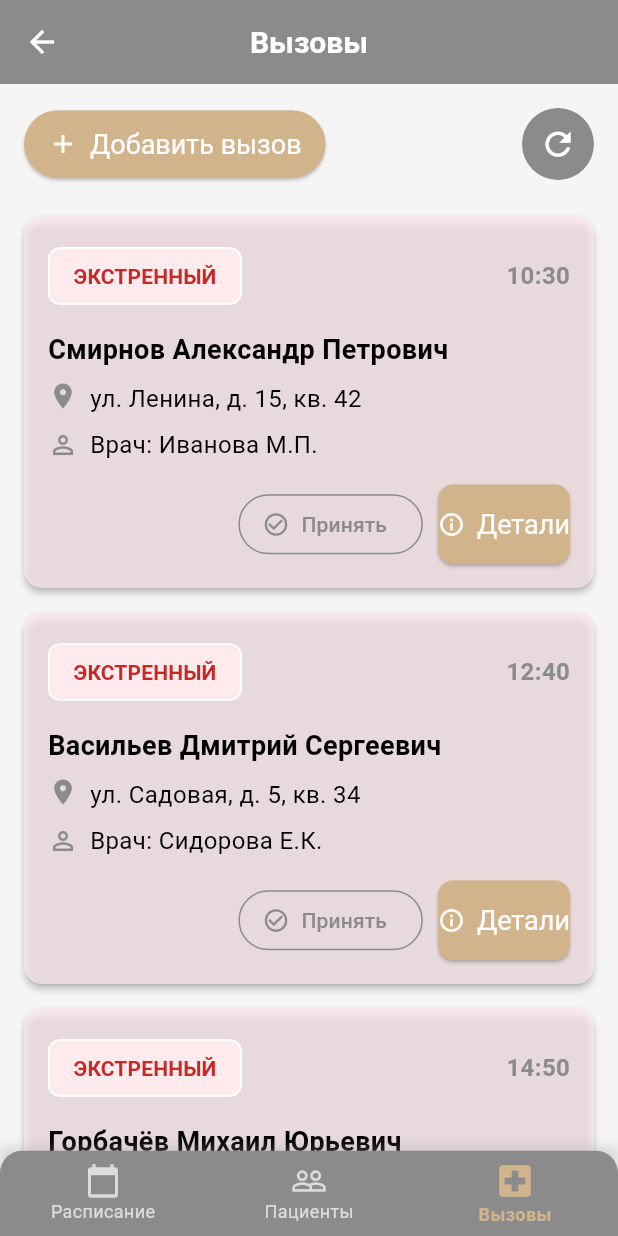
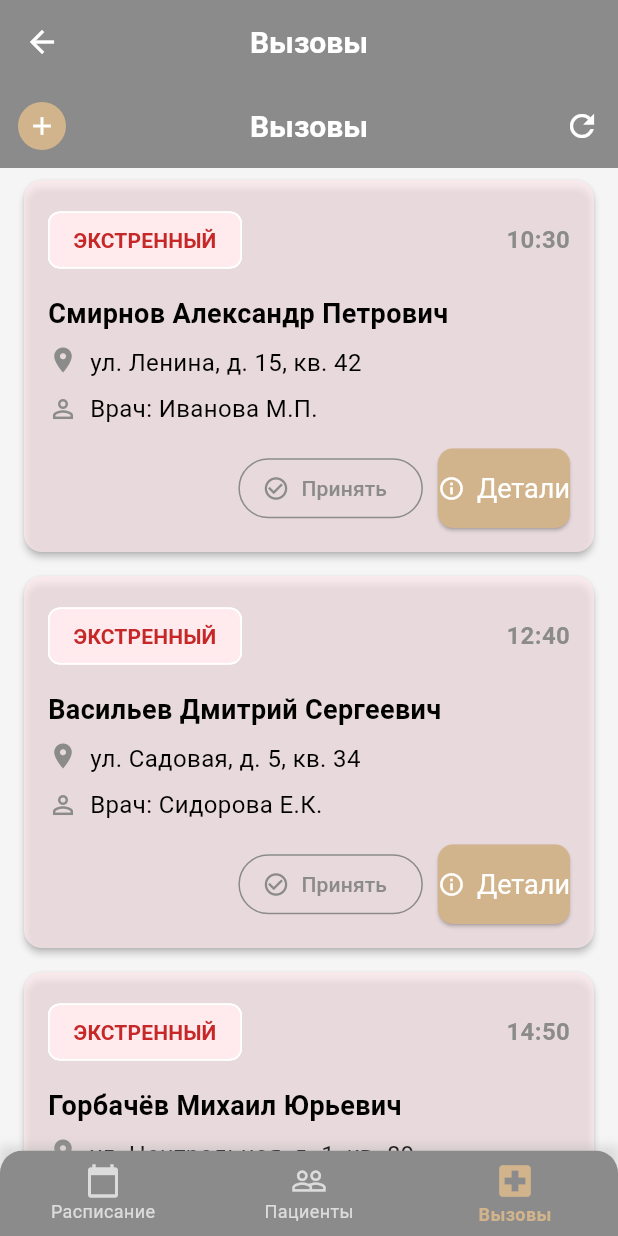
Before and after one commit to AlexanderMorozov1919/mobileapp-frontend, a Flutter app: the MainScreen screen opened by its route, item 3 of the bottom bar chosen, on a phone screen of 412 x 824 dp. Run offline on Flutter 3.47's test engine with Material 3 defaults, Android fonts, the phone set to English and light mode, and no system bars; our stand-ins replace bloc, equatable, flutter_bloc.

Commit message:
add patient screen v1

```diff
--- a/lib/presentation/pages/calls_screen.dart
+++ b/lib/presentation/pages/calls_screen.dart
@@ -1,4 +1,5 @@
 import 'package:flutter/material.dart';
+import 'add_patient_screen.dart';
 
 class CallsScreen extends StatefulWidget {
   const CallsScreen({super.key});
@@ -83,60 +84,66 @@ class _CallsScreenState extends State<CallsScreen> {
     });
   }
 
+  void _addNewPatient(BuildContext context) {
+    // Открываем экран добавления пациента и ждем результат
+    Navigator.push(
+      context,
+      MaterialPageRoute(
+        builder: (context) => const AddPatientScreen(),
+      ),
+    ).then((newPatient) {
+      if (newPatient != null) {
+        // Переходим на экран пациентов и добавляем нового пациента
+        // В реальном приложении здесь будет вызов метода добавления
+        ScaffoldMessenger.of(context).showSnackBar(
+          const SnackBar(
+            content: Text('Новый пациент добавлен'),
+            backgroundColor: Colors.green,
+          ),
+        );
+      }
+    });
+  }
+
    @override
   Widget build(BuildContext context) {
-    return Column(
-      children: [
-        Padding(
-          padding: const EdgeInsets.all(16.0),
-          child: Row(
-            mainAxisAlignment: MainAxisAlignment.spaceBetween,
-            children: [
-              // Кнопка добавления вызова
-              ElevatedButton.icon(
-                icon: const Icon(Icons.add, size: 20),
-                label: const Text('Добавить вызов'),
-                onPressed: () {
-                  ScaffoldMessenger.of(context).showSnackBar(
-                    const SnackBar(content: Text('Добавление вызова будет реализовано позже')),
-                  );
-                },
-                style: ElevatedButton.styleFrom(
-                  backgroundColor: const Color(0xFFD2B48C), // Бежевый
-                  padding: const EdgeInsets.symmetric(vertical: 12, horizontal: 16),
-                  shape: RoundedRectangleBorder(
-                    borderRadius: BorderRadius.circular(30),
-                  ),
-                ),
-              ),
-
-              // Кнопка обновления
-              Container(
-                decoration: BoxDecoration(
-                  color: Theme.of(context).primaryColor,
-                  shape: BoxShape.circle,
-                ),
-                child: IconButton(
-                  icon: const Icon(Icons.refresh, size: 25, color: Colors.white),
+    return Scaffold(
+      appBar: AppBar(
+        title: const Text('Вызовы'),
+        backgroundColor: const Color(0xFF8B8B8B), // Серый
+        foregroundColor: Colors.white,
+        actions: [
+          // Кнопка обновления справа
+          IconButton(
+            icon: const Icon(Icons.refresh),
             onPressed: _refreshCalls,
             tooltip: 'Обновить список',
           ),
+        ],
+        leading: // Кнопка добавления слева
+          IconButton(
+            icon: Container(
+              padding: const EdgeInsets.all(6),
+              decoration: const BoxDecoration(
+                color: Color(0xFFD2B48C), // Бежевый
+                shape: BoxShape.circle,
               ),
-            ],
+              child: const Icon(Icons.add, size: 20),
+            ),
+            onPressed: () => Navigator.push(
+              context,
+              MaterialPageRoute(builder: (context) => const AddPatientScreen()),
+            ),
+            tooltip: 'Добавить пациента',
           ),
       ),
-
-        // Список вызовов
-        Expanded(
-          child: ListView.builder(
+      body: ListView.builder(
         itemCount: _filteredCalls.length,
         itemBuilder: (context, index) {
           final call = _filteredCalls[index];
           return _buildCallCard(call);
         },
       ),
-        ),
-      ],
     );
   }
 
--- a/lib/presentation/pages/main_screen.dart
+++ b/lib/presentation/pages/main_screen.dart
@@ -29,15 +29,10 @@ class _MainScreenState extends State<MainScreen> {
               : _currentIndex == 1
                   ? 'Список пациентов'
                   : 'Вызовы',
-          style: const TextStyle(
-            fontSize: 20,
-            fontWeight: FontWeight.bold,
-          ),
         ),
         centerTitle: true,
         backgroundColor: const Color(0xFF8B8B8B), // Серый
-        elevation: 1,
-        iconTheme: const IconThemeData(color: Colors.white),
+        foregroundColor: Colors.white,
       ),
       body: _pages[_currentIndex],
       bottomNavigationBar: Container(
```
Also changed, not shown: lib/presentation/pages/add_patient_screen.dart (added, +186 -0 lines), lib/presentation/pages/patient_list_screen.dart (+24 -0 lines). Lines whose indentation alone changed are shown as unchanged.
